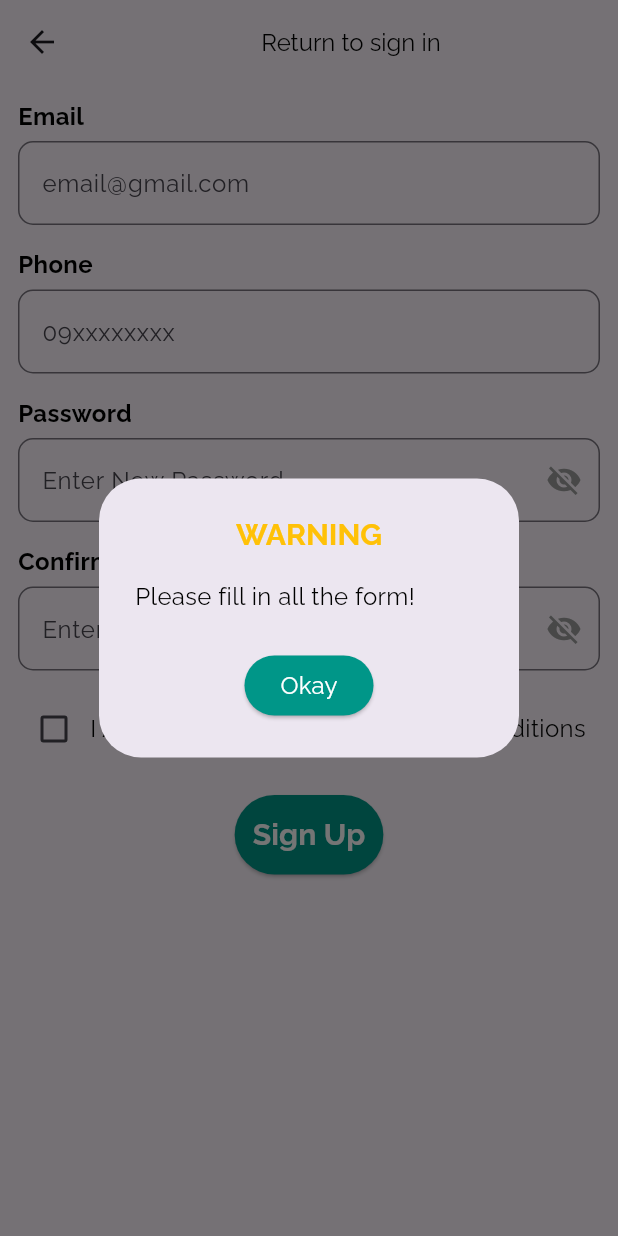
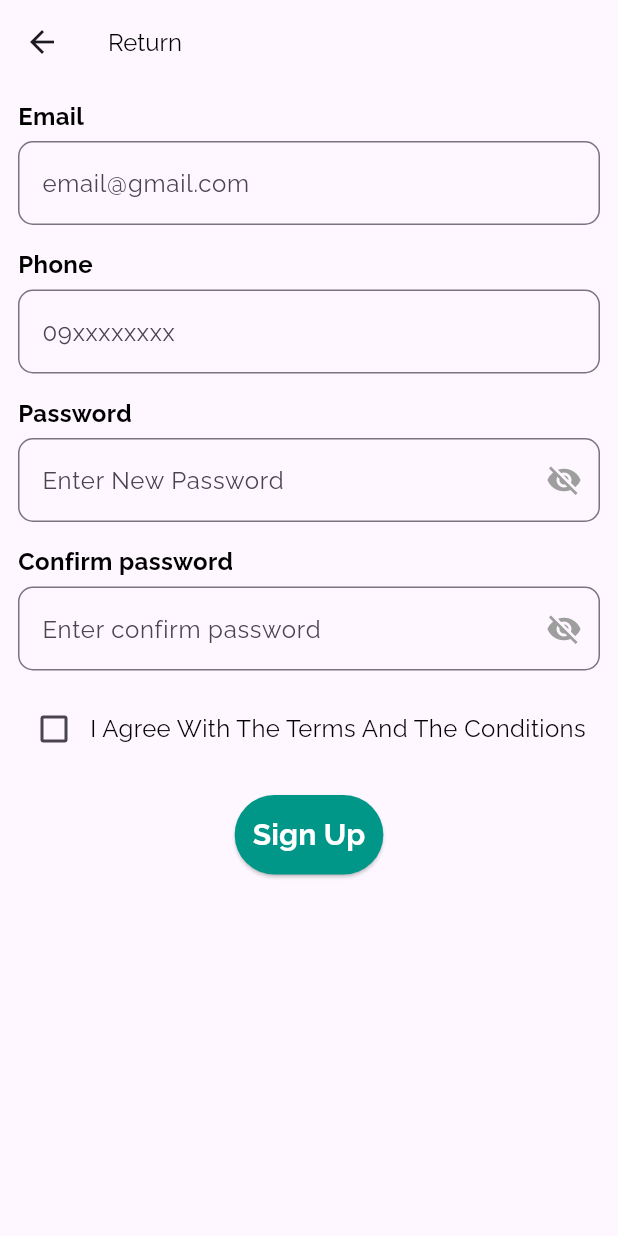
Before and after one commit to baolqpit/PetCare-App, a Flutter app: the screen it shows after launch, after a tap on "Sign Up", on a phone screen of 412 x 824 dp. Run offline on Flutter 3.47's test engine with Material 3 defaults, Android fonts, the phone set to English and light mode, and no system bars; our stand-ins replace dio, firebase_auth, firebase_core, flutter_svg, freezed_annotation, get; accounts and stored records are empty.

Commit message:
Complete Sign In Screen

```diff
--- a/lib/helper/auth_helper.dart
+++ b/lib/helper/auth_helper.dart
@@ -22,8 +22,8 @@ class AuthHelper {
   // SIGN IN WITH GOOGLE
   Future<void> signInWithEmail(
       {required String email, required String password}) async {
-    await firebaseAuth.signInWithEmailAndPassword(
-        email: email, password: password);
+      await firebaseAuth.signInWithEmailAndPassword(
+          email: email, password: password);
   }
 
   // SIGN OUT
--- /dev/null
+++ b/lib/helper/initial_binding.dart
@@ -0,0 +1,15 @@
+import 'package:get/get.dart';
+
+import '../controllers/app_controller.dart';
+import '../controllers/user_controller.dart';
+
+class InitialBinding implements Bindings {
+  @override
+  void dependencies() {
+    print('Initial Controller');
+    Get.put(() => AppController());
+    Get.put(() => UserController());
+    // TODO: implement dependencies
+  }
+
+}
--- a/lib/main.dart
+++ b/lib/main.dart
@@ -4,7 +4,10 @@ import 'package:get/get.dart';
 import 'package:petcare_app_management/controllers/app_controller.dart';
 import 'package:petcare_app_management/controllers/user_controller.dart';
 import 'package:petcare_app_management/helper/auth_helper.dart';
+import 'package:petcare_app_management/helper/initial_binding.dart';
 import 'package:petcare_app_management/screens/app.dart';
+import 'package:petcare_app_management/screens/introduction_screens/introduction_screen.dart';
+import 'package:petcare_app_management/screens/introduction_screens/sign_in_screen.dart';
 import 'package:petcare_app_management/screens/introduction_screens/sign_up_screen.dart';
 
 Future<void> main() async {
@@ -33,7 +36,7 @@ class _PetCareState extends State<PetCare> {
   @override
   Widget build(BuildContext context) {
     return GetMaterialApp(
-      initialBinding: StoreBinding(),
+      initialBinding: InitialBinding(),
       theme: ThemeData(
         fontFamily: 'Raleway',
         textTheme: Theme.of(context).textTheme.apply(fontFamily: 'Raleway'),
@@ -42,7 +45,7 @@ class _PetCareState extends State<PetCare> {
         if (snapshot.hasData){
           return _buildAppBody();
         } else {
-          return SignUpScreen();
+          return IntroductionScreen();
         }
       }),
     );
@@ -52,11 +55,3 @@ class _PetCareState extends State<PetCare> {
     return PetCareAppScreen();
   }
 }
-
-class StoreBinding implements Bindings {
-  @override
-  void dependencies() {
-    Get.lazyPut(() => AppController());
-    Get.lazyPut(() => UserController());
-  }
-}
--- a/lib/screens/introduction_screens/introduction_screen.dart
+++ b/lib/screens/introduction_screens/introduction_screen.dart
@@ -1,4 +1,13 @@
 import 'package:flutter/material.dart';
+import 'package:get/get.dart';
+import 'package:petcare_app_management/controllers/app_controller.dart';
+import 'package:petcare_app_management/controllers/app_controller.dart';
+import 'package:petcare_app_management/controllers/user_controller.dart';
+import 'package:petcare_app_management/screens/introduction_screens/sign_in_screen.dart';
+import 'package:petcare_app_management/screens/introduction_screens/sign_up_screen.dart';
+import 'package:petcare_app_management/share/Colors/app_color.dart';
+import 'package:petcare_app_management/share/Dimens/dimens.dart';
+import 'package:petcare_app_management/share/Widgets/apptext.dart';
 
 class IntroductionScreen extends StatefulWidget {
   const IntroductionScreen({super.key});
@@ -8,8 +17,43 @@ class IntroductionScreen extends StatefulWidget {
 }
 
 class _IntroductionScreenState extends State<IntroductionScreen> {
+  final UserController userController = Get.put(UserController());
+  final AppController appController = Get.put(AppController());
+
   @override
   Widget build(BuildContext context) {
-    return const Scaffold();
+    return Scaffold(
+      body: _buildAuthenticationSelectionScreen(),
+    );
+  }
+
+  _buildAuthenticationSelectionScreen() {
+    return Container(
+      padding: EdgeInsets.symmetric(
+          horizontal: Dimens.padding_horizontal,
+          vertical: Dimens.padding_vertical),
+      child: Column(
+        mainAxisAlignment: MainAxisAlignment.center,
+        children: <Widget>[
+          _buildActionButton(
+              title: 'Sign In', functionOnPress: () => Get.to(() => SignIn())),
+          _buildActionButton(
+              title: 'Sign Up',
+              functionOnPress: () => Get.to(() => SignUpScreen()))
+        ],
+      ),
+    );
+  }
+
+  _buildActionButton(
+      {required String title, required Function()? functionOnPress}) {
+    return ElevatedButton(
+        onPressed: functionOnPress,
+        child: AppText(
+          content: title,
+          color: AppColor.white,
+          fontWeight: FontWeight.bold,
+        ),
+        style: ElevatedButton.styleFrom(backgroundColor: AppColor.primary));
   }
 }
--- a/lib/screens/introduction_screens/sign_up_screen.dart
+++ b/lib/screens/introduction_screens/sign_up_screen.dart
@@ -40,10 +40,8 @@ class _SignUpScreenState extends State<SignUpScreen> {
         icon: Icon(Icons.arrow_back),
         onPressed: () => Get.back(),
       ),
-      title: Center(
-        child: AppText(
-          content: 'Return to sign in',
-        ),
+      title: AppText(
+        content: 'Return',
       ),
     );
   }
--- a/lib/screens/setting_screens/setting_screen.dart
+++ b/lib/screens/setting_screens/setting_screen.dart
@@ -5,6 +5,7 @@ import 'package:get/get_core/src/get_main.dart';
 import 'package:petcare_app_management/helper/auth_helper.dart';
 import 'package:petcare_app_management/main.dart';
 import 'package:petcare_app_management/screens/introduction_screens/introduction_screen.dart';
+import 'package:petcare_app_management/screens/introduction_screens/sign_in_screen.dart';
 import 'package:petcare_app_management/screens/introduction_screens/sign_up_screen.dart';
 import 'package:petcare_app_management/share/Colors/app_color.dart';
 import 'package:petcare_app_management/share/Dimens/dimens.dart';
```
Also changed, not shown: lib/controllers/app_controller.dart (+26 -2 lines), lib/screens/introduction_screens/sign_in_screen.dart (added, +146 -0 lines), lib/screens/introduction_screens/otp_authentication_screen.dart (renamed from lib/screens/introduction_screens/otp_authentication.dart).
